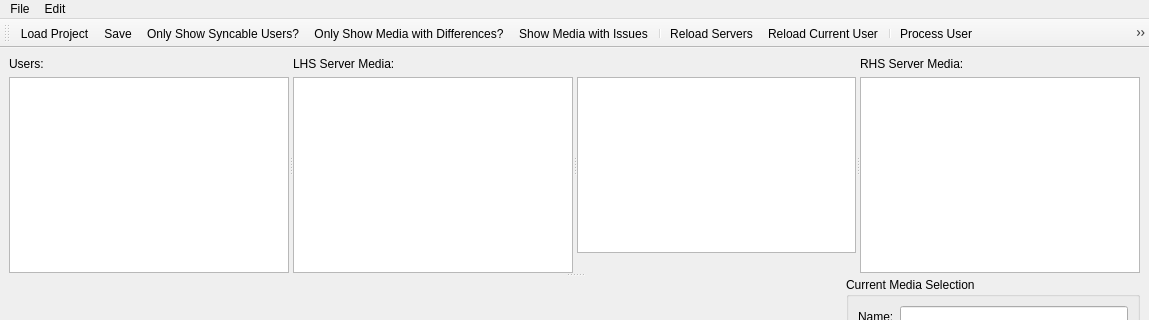
First picture: the form in UI/MainWindow.ui, repository towel42-com/EmbySync, before the edit; both pictures show x 0 to 1149 and y 0 to 320 of the 1149 by 809 pixel window.
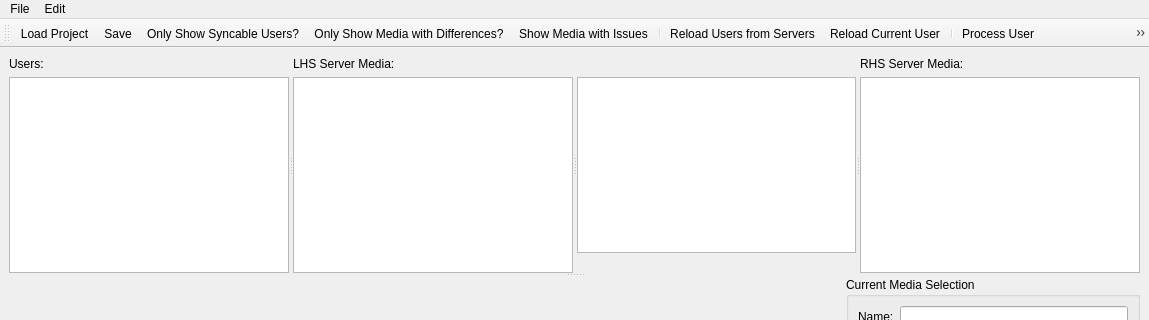
Second picture: the form after the edit. Icons and pictures are not drawn. Custom widgets are drawn as their Qt base class.

Commit message: Fix for initial sort and width

What changed in the file:
```diff
--- a/UI/MainWindow.ui
+++ b/UI/MainWindow.ui
@@ -437,7 +437,7 @@
      <normaloff>:/resources/reloadServers.png</normaloff>:/resources/reloadServers.png</iconset>
    </property>
    <property name="text">
-    <string>Reload Servers</string>
+    <string>Reload Users from Servers</string>
    </property>
    <property name="toolTip">
     <string>Reload Servers</string>
```
Left out of the diff: 12 changed lines with no effect on the pictures. The commit also changes 1 other file.
